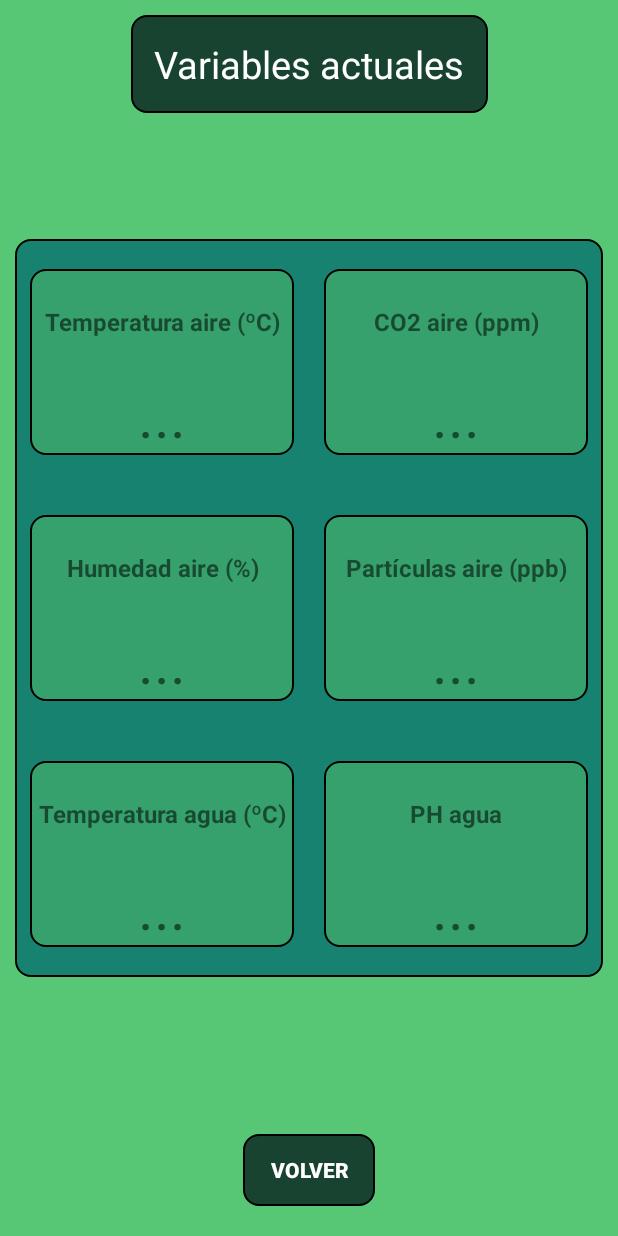
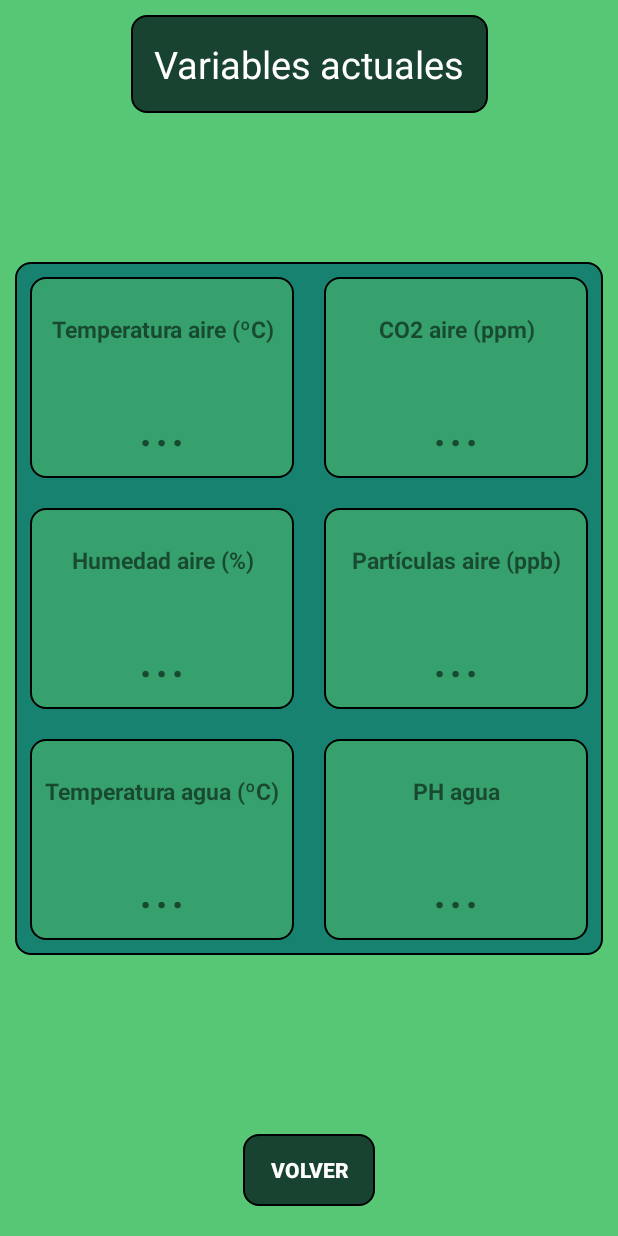
Before and after one commit to vmanzanaroc/Monitor, an Android app: the TerrarioActivity screen opened directly, with no data from a screen before it, on a phone screen of 412 x 824 dp. Run offline under Robolectric (Android 15) with nearby library versions, the phone set to English and light mode, and no system bars; our stand-ins replace Firebase (no records; nobody signed in at launch, a user with empty details on screens opened directly).

Commit message:
ultimos cambios 2

```diff
--- a/app/src/main/java/com/example/ecomonitor/HistoricoActivity.kt
+++ b/app/src/main/java/com/example/ecomonitor/HistoricoActivity.kt
@@ -124,6 +124,7 @@ class HistoricoActivity : AppCompatActivity() {
         backbtn.setOnClickListener {
             val intent = Intent(this, EcoSysActivity::class.java)
             startActivity(intent)
+            finish()
         }
 
         val clearbtn: Button = findViewById(R.id.clearData)
--- a/app/src/main/res/layout/activity_ecosys.xml
+++ b/app/src/main/res/layout/activity_ecosys.xml
@@ -11,8 +11,10 @@
     <LinearLayout
         android:id="@+id/linearLayout3"
         android:layout_width="0dp"
-        android:layout_height="0dp"
+        android:layout_height="wrap_content"
+        android:background="@drawable/background_8"
         android:orientation="vertical"
+        android:paddingBottom="20dp"
         app:layout_constraintBottom_toTopOf="@+id/scrollView2"
         app:layout_constraintEnd_toEndOf="parent"
         app:layout_constraintStart_toStartOf="parent"
@@ -22,7 +24,6 @@
             android:id="@+id/titulo"
             android:layout_width="match_parent"
             android:layout_height="80dp"
-            android:background="@drawable/background_8"
             android:gravity="center"
             android:paddingTop="10dp"
             android:paddingBottom="10dp"
@@ -39,7 +40,9 @@
             android:layout_marginLeft="10dp"
             android:layout_marginRight="10dp"
             android:gravity="center"
-            android:orientation="horizontal">
+            android:orientation="horizontal"
+            android:paddingTop="5dp"
+            android:paddingBottom="5dp">
 
             <TextView
                 android:id="@+id/username"
@@ -48,6 +51,7 @@
                 android:layout_weight="1"
                 android:text=""
                 android:textAlignment="center"
+                android:textColor="#FFFFFF"
                 android:textSize="20sp" />
 
 
--- a/app/src/main/res/layout/activity_terrario.xml
+++ b/app/src/main/res/layout/activity_terrario.xml
@@ -51,10 +51,10 @@
             <LinearLayout
                 android:layout_width="match_parent"
                 android:layout_height="match_parent"
-                android:layout_marginTop="20dp"
-                android:layout_marginBottom="20dp"
                 android:gravity="center"
-                android:orientation="horizontal">
+                android:orientation="horizontal"
+                android:paddingTop="10dp"
+                android:paddingBottom="10dp">
 
                 <LinearLayout
                     android:layout_width="match_parent"
@@ -70,8 +70,10 @@
                         android:layout_width="match_parent"
                         android:layout_height="70dp"
                         android:gravity="center"
+                        android:paddingLeft="5dp"
+                        android:paddingRight="5dp"
                         android:text="Temperatura aire (ºC)"
-                        android:textSize="16dp"
+                        android:textSize="15dp"
                         android:textStyle="bold" />
 
                     <TextView
@@ -79,6 +81,7 @@
                         android:layout_width="match_parent"
                         android:layout_height="match_parent"
                         android:gravity="center_horizontal|center_vertical"
+                        android:paddingBottom="10dp"
                         android:text="..."
                         android:textSize="40sp" />
 
@@ -98,8 +101,10 @@
                         android:layout_width="match_parent"
                         android:layout_height="70dp"
                         android:gravity="center"
+                        android:paddingLeft="5dp"
+                        android:paddingRight="5dp"
                         android:text="CO2 aire (ppm)"
-                        android:textSize="16dp"
+                        android:textSize="15dp"
                         android:textStyle="bold" />
 
                     <TextView
@@ -107,6 +112,7 @@
                         android:layout_width="match_parent"
                         android:layout_height="match_parent"
                         android:gravity="center_horizontal|center_vertical"
+                        android:paddingBottom="10dp"
                         android:text="..."
                         android:textSize="40sp" />
                 </LinearLayout>
@@ -115,10 +121,10 @@
             <LinearLayout
                 android:layout_width="match_parent"
                 android:layout_height="match_parent"
-                android:layout_marginTop="20dp"
-                android:layout_marginBottom="20dp"
                 android:gravity="center"
-                android:orientation="horizontal">
+                android:orientation="horizontal"
+                android:paddingTop="10dp"
+                android:paddingBottom="10dp">
 
                 <LinearLayout
                     android:layout_width="match_parent"
@@ -134,8 +140,10 @@
                         android:layout_width="match_parent"
                         android:layout_height="70dp"
                         android:gravity="center"
+                        android:paddingLeft="5dp"
+                        android:paddingRight="5dp"
                         android:text="Humedad aire (%)"
-                        android:textSize="16dp"
+                        android:textSize="15dp"
                         android:textStyle="bold" />
 
                     <TextView
@@ -143,6 +151,7 @@
                         android:layout_width="match_parent"
                         android:layout_height="match_parent"
                         android:gravity="center_horizontal|center_vertical"
+                        android:paddingBottom="10dp"
                         android:text="..."
                         android:textSize="40sp" />
 
@@ -163,8 +172,10 @@
                         android:layout_width="match_parent"
                         android:layout_height="70dp"
                         android:gravity="center"
+                        android:paddingLeft="5dp"
+                        android:paddingRight="5dp"
                         android:text="Partículas aire (ppb)"
-                        android:textSize="16dp"
+                        android:textSize="15dp"
                         android:textStyle="bold" />
 
                     <TextView
@@ -172,6 +183,7 @@
                         android:layout_width="match_parent"
                         android:layout_height="match_parent"
                         android:gravity="center_horizontal|center_vertical"
+                        android:paddingBottom="10dp"
                         android:text="..."
                         android:textSize="40sp" />
                 </LinearLayout>
@@ -180,10 +192,10 @@
             <LinearLayout
                 android:layout_width="match_parent"
                 android:layout_height="match_parent"
-                android:layout_marginTop="20dp"
-                android:layout_marginBottom="20dp"
                 android:gravity="center"
-                android:orientation="horizontal">
+                android:orientation="horizontal"
+                android:paddingTop="10dp"
+                android:paddingBottom="10dp">
 
                 <LinearLayout
                     android:layout_width="match_parent"
@@ -199,8 +211,10 @@
                         android:layout_width="match_parent"
                         android:layout_height="70dp"
                         android:gravity="center"
+                        android:paddingLeft="5dp"
+                        android:paddingRight="5dp"
                         android:text="Temperatura agua (ºC)"
-                        android:textSize="16dp"
+                        android:textSize="15dp"
                         android:textStyle="bold" />
 
                     <TextView
@@ -208,6 +222,7 @@
                         android:layout_width="match_parent"
                         android:layout_height="match_parent"
                         android:gravity="center_horizontal|center_vertical"
+                        android:paddingBottom="10dp"
                         android:text="..."
                         android:textSize="40sp" />
                 </LinearLayout>
@@ -226,8 +241,10 @@
                         android:layout_width="match_parent"
                         android:layout_height="70dp"
                         android:gravity="center"
+                        android:paddingLeft="5dp"
+                        android:paddingRight="5dp"
                         android:text="PH agua"
-                        android:textSize="16dp"
+                        android:textSize="15dp"
                         android:textStyle="bold" />
 
                     <TextView
@@ -235,6 +252,7 @@
                         android:layout_width="match_parent"
                         android:layout_height="match_parent"
                         android:gravity="center_horizontal|center_vertical"
+                        android:paddingBottom="10dp"
                         android:text="..."
                         android:textSize="40sp" />
                 </LinearLayout>
```
